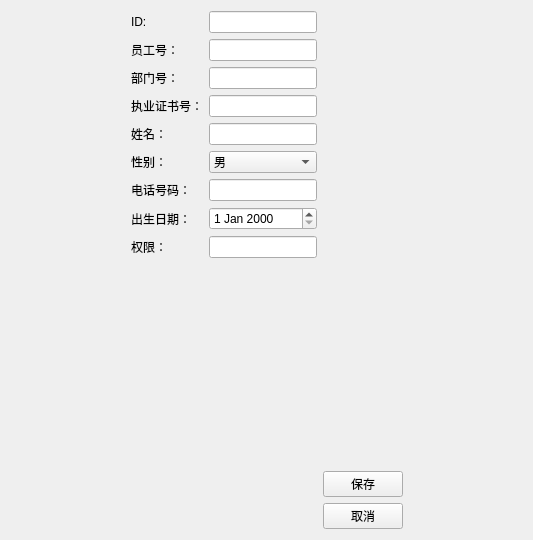
First picture: the form in doctoreditview.ui, repository ygzuxts/dazuoye, before the edit.
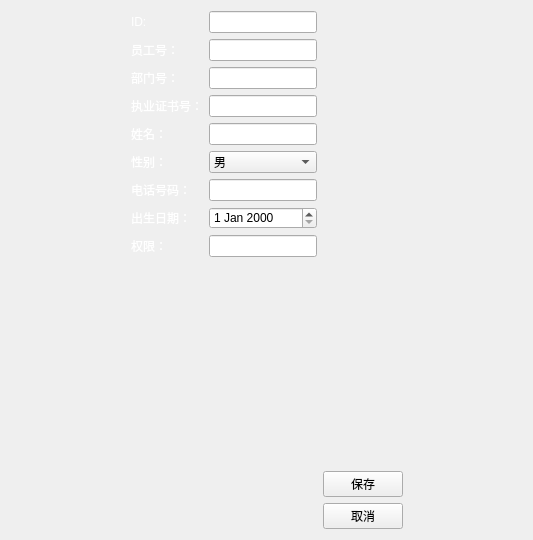
Second picture: the form after the edit.

What changed in the file:
```diff
--- a/doctoreditview.ui
+++ b/doctoreditview.ui
@@ -13,6 +13,12 @@
   <property name="windowTitle">
    <string>Form</string>
   </property>
+  <property name="styleSheet">
+   <string notr="true">QLabel {
+color:white;
+    font: bold 20px &quot;Arial&quot;;
+}</string>
+  </property>
   <layout class="QHBoxLayout" name="horizontalLayout">
    <item>
     <spacer name="horizontalSpacer">
```
